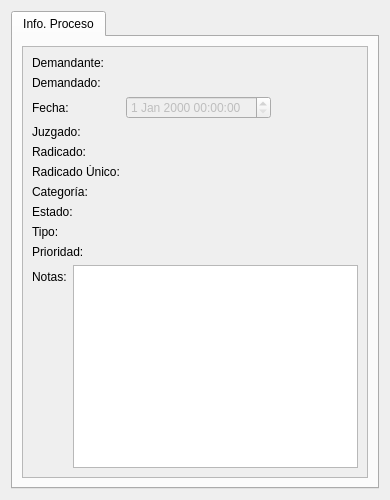
The window that AbogadosDesktop/src/gui/uis/verProceso.ui (ehmsoft/Desktop) describes before a commit, drawn with Qt 5.
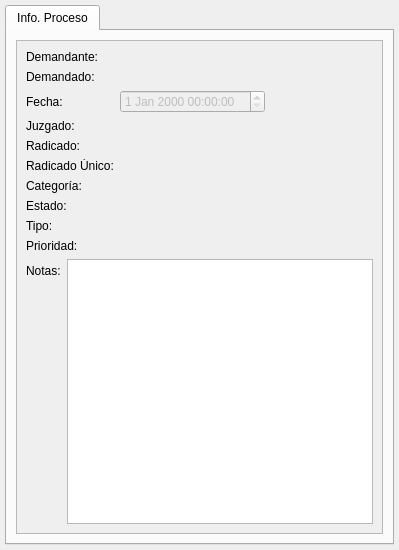
The same window after the commit.

Commit message: Se le pone tamaño mínimo a ver proceso

```diff
--- a/AbogadosDesktop/src/gui/uis/verProceso.ui
+++ b/AbogadosDesktop/src/gui/uis/verProceso.ui
@@ -6,8 +6,8 @@
    <rect>
     <x>0</x>
     <y>0</y>
-    <width>390</width>
-    <height>500</height>
+    <width>399</width>
+    <height>550</height>
    </rect>
   </property>
   <property name="sizePolicy">
@@ -19,25 +19,52 @@
   <property name="minimumSize">
    <size>
     <width>350</width>
-    <height>500</height>
+    <height>550</height>
    </size>
   </property>
   <property name="windowTitle">
    <string>Ver Proceso</string>
   </property>
   <layout class="QGridLayout" name="gridLayout_2">
+   <property name="margin">
+    <number>5</number>
+   </property>
    <item row="0" column="0">
     <widget class="QTabWidget" name="tabWidget">
+     <property name="minimumSize">
+      <size>
+       <width>375</width>
+       <height>490</height>
+      </size>
+     </property>
      <property name="currentIndex">
       <number>0</number>
      </property>
      <widget class="QWidget" name="tabProceso">
+      <property name="minimumSize">
+       <size>
+        <width>370</width>
+        <height>490</height>
+       </size>
+      </property>
+      <property name="sizeIncrement">
+       <size>
+        <width>0</width>
+        <height>0</height>
+       </size>
+      </property>
       <attribute name="title">
        <string>Info. Proceso</string>
       </attribute>
       <layout class="QGridLayout" name="gridLayout">
        <item row="0" column="0">
         <widget class="QScrollArea" name="scrollArea">
+         <property name="minimumSize">
+          <size>
+           <width>340</width>
+           <height>490</height>
+          </size>
+         </property>
          <property name="widgetResizable">
           <bool>true</bool>
          </property>
@@ -46,8 +73,8 @@
            <rect>
             <x>0</x>
             <y>0</y>
-            <width>318</width>
-            <height>419</height>
+            <width>341</width>
+            <height>488</height>
            </rect>
           </property>
           <layout class="QVBoxLayout" name="verticalLayout">
```
The commit also changes 1 other file.
